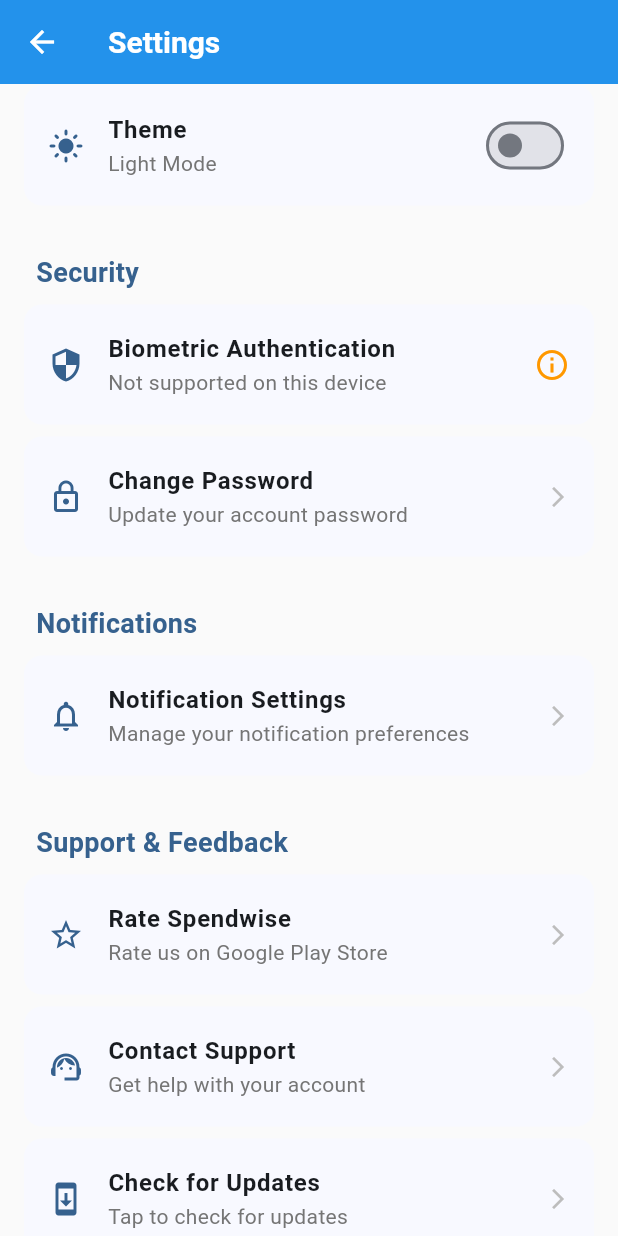
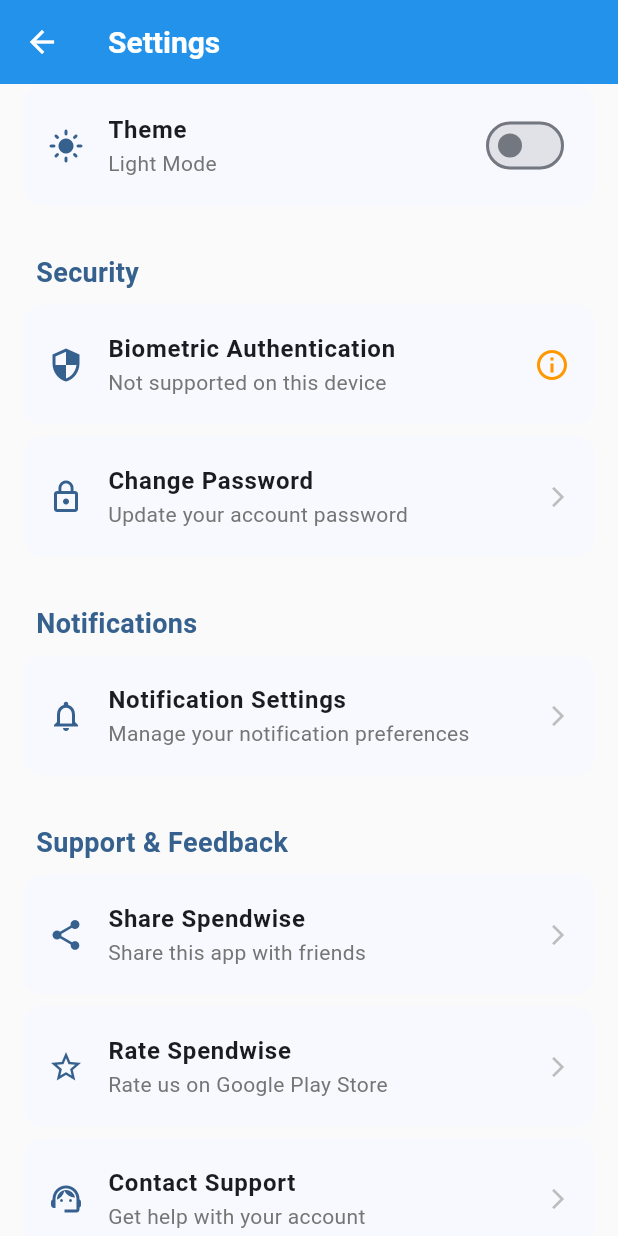
Before and after one commit to dthys/spendwise, a Flutter app: the SettingsScreen screen opened directly, scrolled down 576 dp, on a phone screen of 412 x 824 dp. Run offline on Flutter 3.47's test engine with Material 3 defaults, Android fonts, the phone set to English and light mode, and no system bars; our stand-ins replace cloud_firestore, device_info_plus, firebase_auth, firebase_core, firebase_messaging, flutter_secure_storage and 6 more; missing offline and left inert: android_intent_plus; accounts and stored records are empty; network calls fail.

Commit message:
update version

```diff
--- a/lib/screens/home/settings_screen.dart
+++ b/lib/screens/home/settings_screen.dart
@@ -13,6 +13,10 @@ import '../../dialogs/auth_dialogs.dart';
 import 'notification_settings_screen.dart';
 import '../../services/update_service.dart';
 import '../../dialogs/update_dialog.dart';
+import 'package:share_plus/share_plus.dart';
+import 'package:path_provider/path_provider.dart';
+import 'package:package_info_plus/package_info_plus.dart';
+import 'dart:io';
 
 class SettingsScreen extends StatefulWidget {
   @override
@@ -418,6 +422,37 @@ class _SettingsScreenState extends State<SettingsScreen> {
     }
   }
 
+  Future<void> _shareApp() async {
+    try {
+      PackageInfo packageInfo = await PackageInfo.fromPlatform();
+
+      // Your actual GitHub repository download link
+      const String downloadLink = 'https://github.com/dthys/spendwise/releases/latest/download/app-release.apk';
+
+      await Share.share(
+        '📱 *Download Spendwise v${packageInfo.version}*\n\n'
+            '💰 Split expenses with friends easily!\n'
+            '✨ Track shared expenses and settle debts effortlessly\n'
+            '🎯 Perfect for group trips, shared meals, and roommate expenses\n\n'
+            '📥 *Download here:*\n$downloadLink\n\n'
+            '⚠️ *Installation:* Enable "Install from unknown sources" in Settings > Security\n\n'
+            '🔒 Safe & Secure • Made with ❤️',
+        subject: 'Try Spendwise - Split Expenses App!',
+      );
+
+      // Optional: Track sharing for analytics
+      print('App shared via link');
+
+    } catch (e) {
+      ScaffoldMessenger.of(context).showSnackBar(
+        SnackBar(
+          content: Text('Error sharing app: $e'),
+          backgroundColor: Colors.red,
+        ),
+      );
+    }
+  }
+
   Future<void> _showSignOutDialog() async {
     return showDialog(
       context: context,
@@ -683,6 +718,12 @@ class _SettingsScreenState extends State<SettingsScreen> {
                   // Support Section
                   _buildSectionHeader('Support & Feedback'),
                   _buildSettingsTile(
+                    icon: Icons.share,
+                    title: 'Share Spendwise',
+                    subtitle: 'Share this app with friends',
+                    onTap: _shareApp,
+                  ),
+                  _buildSettingsTile(
                     icon: Icons.star_outline,
                     title: 'Rate Spendwise',
                     subtitle: 'Rate us on Google Play Store',
--- a/pubspec.yaml
+++ b/pubspec.yaml
@@ -2,7 +2,7 @@ name: spendwise
 description: "A new Flutter project."
 publish_to: 'none'
 
-version: 1.0.0+1
+version: 1.0.1+2
 
 environment:
   sdk: ^3.8.1
@@ -10,6 +10,9 @@ environment:
 dependencies:
   flutter:
     sdk: flutter
+
+  #share app
+  share_plus: ^7.2.1
 
   # Firebase - Current stable versions
   firebase_core: ^2.24.2
```
Also changed, not shown: pubspec.lock, 4 other files.
